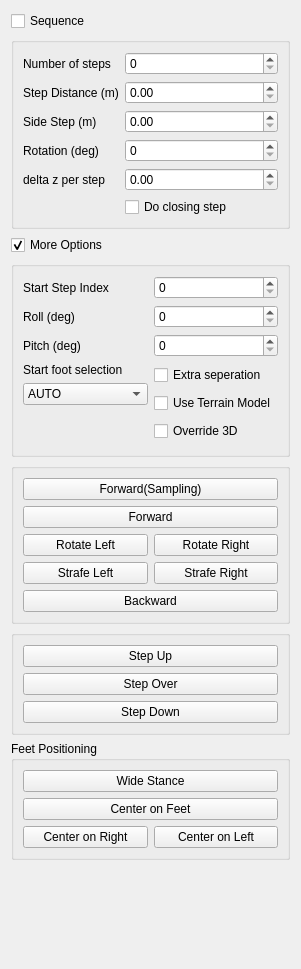
First picture: the form in vigir_footstep_planning_rviz_plugin/ui_forms/pattern_planning.ui, repository team-vigir/vigir_footstep_planning_visual_tools, before the edit.
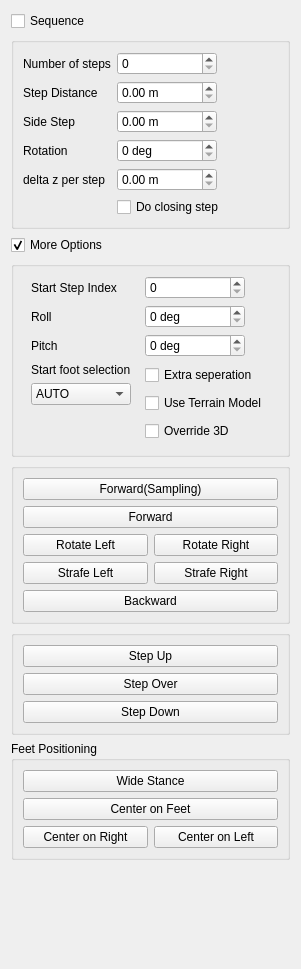
Second picture: the form after the edit.

What changed in the file:
```diff
--- a/vigir_footstep_planning_rviz_plugin/ui_forms/pattern_planning.ui
+++ b/vigir_footstep_planning_rviz_plugin/ui_forms/pattern_planning.ui
@@ -40,12 +40,27 @@
       <item row="1" column="0">
        <widget class="QLabel" name="patternStepDistanceLabel">
         <property name="text">
-         <string>Step Distance (m)</string>
+         <string>Step Distance</string>
         </property>
        </widget>
       </item>
       <item row="1" column="1">
        <widget class="QDoubleSpinBox" name="patternStepDistanceSpinBox">
+        <property name="sizePolicy">
+         <sizepolicy hsizetype="Minimum" vsizetype="Fixed">
+          <horstretch>0</horstretch>
+          <verstretch>0</verstretch>
+         </sizepolicy>
+        </property>
+        <property name="maximumSize">
+         <size>
+          <width>100</width>
+          <height>16777215</height>
+         </size>
+        </property>
+        <property name="suffix">
+         <string> m</string>
+        </property>
         <property name="maximum">
          <double>10.000000000000000</double>
         </property>
@@ -57,12 +72,27 @@
       <item row="2" column="0">
        <widget class="QLabel" name="patternSideStepLabel">
         <property name="text">
-         <string>Side Step (m)</string>
+         <string>Side Step</string>
         </property>
        </widget>
       </item>
       <item row="2" column="1">
        <widget class="QDoubleSpinBox" name="patternSideStepDoubleSpinBox">
+        <property name="sizePolicy">
+         <sizepolicy hsizetype="Minimum" vsizetype="Fixed">
+          <horstretch>0</horstretch>
+          <verstretch>0</verstretch>
+         </sizepolicy>
+        </property>
+        <property name="maximumSize">
+         <size>
+          <width>100</width>
+          <height>16777215</height>
+         </size>
+        </property>
+        <property name="suffix">
+         <string> m</string>
+        </property>
         <property name="maximum">
          <double>10.000000000000000</double>
         </property>
@@ -74,12 +104,30 @@
       <item row="4" column="0">
        <widget class="QLabel" name="patternRotationLabel">
         <property name="text">
-         <string>Rotation (deg)</string>
+         <string>Rotation</string>
         </property>
        </widget>
       </item>
       <item row="4" column="1">
        <widget class="QSpinBox" name="patternRotationSpinBox">
+        <property name="sizePolicy">
+         <sizepolicy hsizetype="Minimum" vsizetype="Fixed">
+          <horstretch>0</horstretch>
+          <verstretch>0</verstretch>
+         </sizepolicy>
+        </property>
+        <property name="maximumSize">
+         <size>
+          <width>100</width>
+          <height>16777215</height>
+         </size>
+        </property>
+        <property name="suffix">
+         <string> deg</string>
+        </property>
+        <property name="prefix">
+         <string/>
+        </property>
         <property name="maximum">
          <number>359</number>
         </property>
@@ -94,6 +142,21 @@
       </item>
       <item row="5" column="1">
        <widget class="QDoubleSpinBox" name="patternDeltaZDoubleSpinBox">
+        <property name="sizePolicy">
+         <sizepolicy hsizetype="Minimum" vsizetype="Fixed">
+          <horstretch>0</horstretch>
+          <verstretch>0</verstretch>
+         </sizepolicy>
+        </property>
+        <property name="maximumSize">
+         <size>
+          <width>100</width>
+          <height>16777215</height>
+         </size>
+        </property>
+        <property name="suffix">
+         <string> m</string>
+        </property>
         <property name="maximum">
          <double>10.000000000000000</double>
         </property>
@@ -103,7 +166,20 @@
        </widget>
       </item>
       <item row="0" column="1">
-       <widget class="QSpinBox" name="patternNOStepsSpinBox"/>
+       <widget class="QSpinBox" name="patternNOStepsSpinBox">
+        <property name="sizePolicy">
+         <sizepolicy hsizetype="Minimum" vsizetype="Fixed">
+          <horstretch>0</horstretch>
+          <verstretch>0</verstretch>
+         </sizepolicy>
+        </property>
+        <property name="maximumSize">
+         <size>
+          <width>100</width>
+          <height>16777215</height>
+         </size>
+        </property>
+       </widget>
       </item>
       <item row="6" column="1">
        <widget class="QCheckBox" name="patternClosingStepCheckBox">
@@ -136,6 +212,9 @@
      <property name="title">
       <string/>
      </property>
+     <property name="checkable">
+      <bool>false</bool>
+     </property>
      <layout class="QGridLayout" name="gridLayout_4">
       <item row="9" column="2">
        <layout class="QVBoxLayout" name="verticalLayout_7">
@@ -165,19 +244,28 @@
       <item row="5" column="0">
        <widget class="QLabel" name="patternRollLabel">
         <property name="text">
-         <string>Roll (deg)</string>
+         <string>Roll</string>
         </property>
        </widget>
       </item>
       <item row="8" column="0">
        <widget class="QLabel" name="patternPitchLabel">
         <property name="text">
-         <string>Pitch (deg)</string>
+         <string>Pitch</string>
         </property>
        </widget>
       </item>
       <item row="5" column="2">
        <widget class="QSpinBox" name="patternRollSpinBox">
+        <property name="maximumSize">
+         <size>
+          <width>100</width>
+          <height>16777215</height>
+         </size>
+        </property>
+        <property name="suffix">
+         <string> deg</string>
+        </property>
         <property name="maximum">
          <number>359</number>
         </property>
@@ -185,6 +273,15 @@
       </item>
       <item row="8" column="2">
        <widget class="QSpinBox" name="patternPitchSpinBox">
+        <property name="maximumSize">
+         <size>
+          <width>100</width>
+          <height>16777215</height>
+         </size>
+        </property>
+        <property name="suffix">
+         <string> deg</string>
+        </property>
         <property name="maximum">
          <number>359</number>
         </property>
@@ -201,6 +298,12 @@
         </item>
         <item>
          <widget class="QComboBox" name="patternStartFootComboBox">
+          <property name="maximumSize">
+           <size>
+            <width>100</width>
+            <height>16777215</height>
+           </size>
+          </property>
           <item>
            <property name="text">
             <string>AUTO</string>
@@ -241,7 +344,14 @@
        </widget>
       </item>
       <item row="3" column="2">
-       <widget class="QSpinBox" name="patternStartIndexSpinBox"/>
+       <widget class="QSpinBox" name="patternStartIndexSpinBox">
+        <property name="maximumSize">
+         <size>
+          <width>100</width>
+          <height>16777215</height>
+         </size>
+        </property>
+       </widget>
       </item>
      </layout>
     </widget>
```
